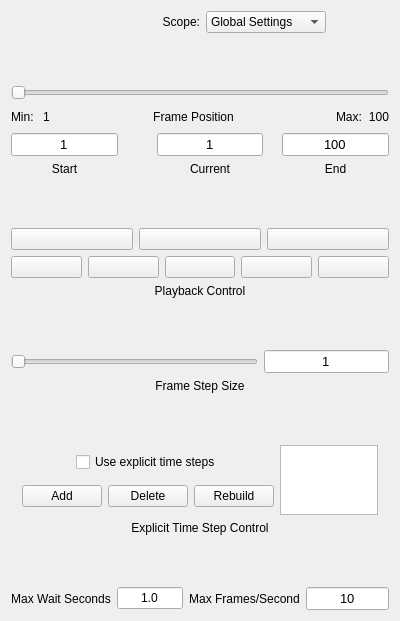
Before: the Qt Designer form apps/vaporgui/guis/ui/animationtab.ui in yyr/vapor, drawn with Qt 5.
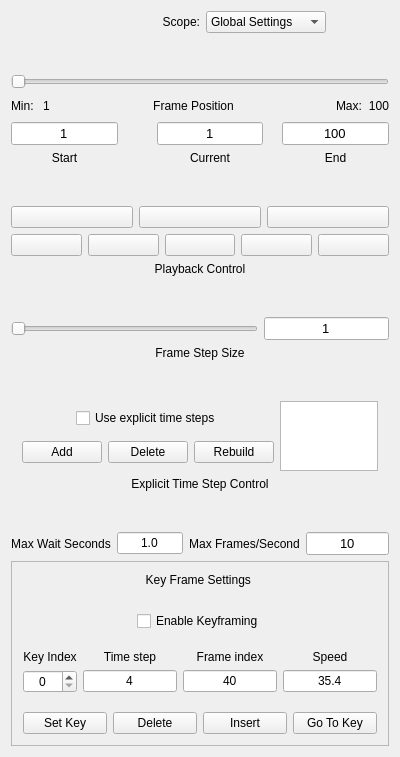
After: the same form once the commit is applied. Icons and pictures are not drawn.

Commit message: Initial gui for animation control

Diff of the .ui file:
```diff
--- a/apps/vaporgui/guis/ui/animationtab.ui
+++ b/apps/vaporgui/guis/ui/animationtab.ui
@@ -7,7 +7,7 @@
     <x>0</x>
     <y>0</y>
     <width>400</width>
-    <height>621</height>
+    <height>757</height>
    </rect>
   </property>
   <property name="sizePolicy">
@@ -41,9 +41,9 @@
 and replaying of sequences of
 time steps is also controlled here.</string>
   </property>
-  <layout class="QHBoxLayout" name="horizontalLayout_2">
+  <layout class="QHBoxLayout" name="horizontalLayout_5">
    <item>
-    <layout class="QVBoxLayout" name="verticalLayout">
+    <layout class="QVBoxLayout" name="verticalLayout_2">
      <item>
       <layout class="QHBoxLayout">
        <item>
@@ -970,6 +970,310 @@
        </item>
       </layout>
      </item>
+     <item>
+      <widget class="QFrame" name="frame">
+       <property name="frameShape">
+        <enum>QFrame::StyledPanel</enum>
+       </property>
+       <property name="frameShadow">
+        <enum>QFrame::Plain</enum>
+       </property>
+       <property name="lineWidth">
+        <number>0</number>
+       </property>
+       <layout class="QHBoxLayout" name="horizontalLayout_2">
+        <item>
+         <layout class="QVBoxLayout" name="verticalLayout">
+          <item>
+           <widget class="QLabel" name="label">
+            <property name="text">
+             <string>Key Frame Settings </string>
+            </property>
+            <property name="alignment">
+             <set>Qt::AlignCenter</set>
+            </property>
+           </widget>
+          </item>
+          <item>
+           <spacer name="verticalSpacer_2">
+            <property name="orientation">
+             <enum>Qt::Vertical</enum>
+            </property>
+            <property name="sizeHint" stdset="0">
+             <size>
+              <width>20</width>
+              <height>18</height>
+             </size>
+            </property>
+           </spacer>
+          </item>
+          <item>
+           <layout class="QHBoxLayout" name="horizontalLayout_4">
+            <item>
+             <spacer name="horizontalSpacer">
+              <property name="orientation">
+               <enum>Qt::Horizontal</enum>
+              </property>
+              <property name="sizeHint" stdset="0">
+               <size>
+                <width>40</width>
+                <height>20</height>
+               </size>
+              </property>
+             </spacer>
+            </item>
+            <item>
+             <widget class="QCheckBox" name="enableKeyframeCheckBox">
+              <property name="toolTip">
+               <string>Check this to use the keyframing specified in this panel. Otherwise the viewpoint is constant.</string>
+              </property>
+              <property name="text">
+               <string>Enable Keyframing</string>
+              </property>
+             </widget>
+            </item>
+            <item>
+             <spacer name="horizontalSpacer_2">
+              <property name="orientation">
+               <enum>Qt::Horizontal</enum>
+              </property>
+              <property name="sizeHint" stdset="0">
+               <size>
+                <width>40</width>
+                <height>20</height>
+               </size>
+              </property>
+             </spacer>
+            </item>
+           </layout>
+          </item>
+          <item>
+           <spacer name="verticalSpacer_3">
+            <property name="orientation">
+             <enum>Qt::Vertical</enum>
+            </property>
+            <property name="sizeHint" stdset="0">
+             <size>
+              <width>20</width>
+              <height>13</height>
+             </size>
+            </property>
+           </spacer>
+          </item>
+          <item>
+           <layout class="QGridLayout" name="gridLayout">
+            <item row="0" column="0">
+             <widget class="QLabel" name="label_2">
+              <property name="toolTip">
+               <string>Specify the index of the current key frame</string>
+              </property>
+              <property name="whatsThis">
+               <string>The key frame index indicates which key frame is currently being edited</string>
+              </property>
+              <property name="text">
+               <string>Key Index</string>
+              </property>
+              <property name="alignment">
+               <set>Qt::AlignCenter</set>
+              </property>
+             </widget>
+            </item>
+            <item row="0" column="1">
+             <widget class="QLabel" name="label_3">
+              <property name="toolTip">
+               <string>The time step of the data that is used at this key frame</string>
+              </property>
+              <property name="whatsThis">
+               <string>The data time steps are linearly interpolated between key frames.  For more precise control, insert more key frames.</string>
+              </property>
+              <property name="text">
+               <string>Time step</string>
+              </property>
+              <property name="alignment">
+               <set>Qt::AlignCenter</set>
+              </property>
+             </widget>
+            </item>
+            <item row="0" column="2">
+             <widget class="QLabel" name="label_4">
+              <property name="toolTip">
+               <string>The frame index associated with the current key frame</string>
+              </property>
+              <property name="whatsThis">
+               <string>&lt;!DOCTYPE HTML PUBLIC &quot;-//W3C//DTD HTML 4.0//EN&quot; &quot;http://www.w3.org/TR/REC-html40/strict.dtd&quot;&gt;
+&lt;html&gt;&lt;head&gt;&lt;meta name=&quot;qrichtext&quot; content=&quot;1&quot; /&gt;&lt;style type=&quot;text/css&quot;&gt;
+p, li { white-space: pre-wrap; }
+&lt;/style&gt;&lt;/head&gt;&lt;body style=&quot; font-family:'MS Shell Dlg 2'; font-size:8.25pt; font-weight:400; font-style:normal;&quot;&gt;
+&lt;p style=&quot; margin-top:0px; margin-bottom:0px; margin-left:0px; margin-right:0px; -qt-block-indent:0; text-indent:0px;&quot;&gt;&lt;span style=&quot; font-size:8pt;&quot;&gt;The frame index can only be edited if the camera is not moving.  Otherwise, the frame index is a consequence of the speed.  The number of frames is chosen so as to result in a camera speed as close as possible to the specified speed.&lt;/span&gt;&lt;/p&gt;&lt;/body&gt;&lt;/html&gt;</string>
+              </property>
+              <property name="text">
+               <string>Frame index</string>
+              </property>
+              <property name="alignment">
+               <set>Qt::AlignCenter</set>
+              </property>
+             </widget>
+            </item>
+            <item row="0" column="3">
+             <widget class="QLabel" name="label_5">
+              <property name="toolTip">
+               <string>Speed indicates the speed of the camera motion in user coordinates.  Units are distance per frame.</string>
+              </property>
+              <property name="whatsThis">
+               <string>Camera speed should normally be a nonzero constant except when the camera is stationary.  When two adjacent keyframes use the same camera position then the speed must be zero at both keyframes.</string>
+              </property>
+              <property name="text">
+               <string>Speed</string>
+              </property>
+              <property name="alignment">
+               <set>Qt::AlignCenter</set>
+              </property>
+             </widget>
+            </item>
+            <item row="1" column="0">
+             <widget class="QSpinBox" name="keyIndexSpin">
+              <property name="minimumSize">
+               <size>
+                <width>52</width>
+                <height>0</height>
+               </size>
+              </property>
+              <property name="toolTip">
+               <string>Specify the index of the current key frame</string>
+              </property>
+              <property name="whatsThis">
+               <string>The key frame index indicates which key frame is currently being edited</string>
+              </property>
+              <property name="alignment">
+               <set>Qt::AlignCenter</set>
+              </property>
+             </widget>
+            </item>
+            <item row="1" column="1">
+             <widget class="QLineEdit" name="keyTimestepEdit">
+              <property name="toolTip">
+               <string>The time step of the data that is used at this key frame</string>
+              </property>
+              <property name="whatsThis">
+               <string>The data time steps are linearly interpolated between key frames.  For more precise control, insert more key frames.</string>
+              </property>
+              <property name="text">
+               <string>4</string>
+              </property>
+              <property name="alignment">
+               <set>Qt::AlignCenter</set>
+              </property>
+             </widget>
+            </item>
+            <item row="1" column="2">
+             <widget class="QLineEdit" name="framenumEdit">
+              <property name="toolTip">
+               <string>The frame index associated with the current key frame</string>
+              </property>
+              <property name="whatsThis">
+               <string>&lt;!DOCTYPE HTML PUBLIC &quot;-//W3C//DTD HTML 4.0//EN&quot; &quot;http://www.w3.org/TR/REC-html40/strict.dtd&quot;&gt;
+&lt;html&gt;&lt;head&gt;&lt;meta name=&quot;qrichtext&quot; content=&quot;1&quot; /&gt;&lt;style type=&quot;text/css&quot;&gt;
+p, li { white-space: pre-wrap; }
+&lt;/style&gt;&lt;/head&gt;&lt;body style=&quot; font-family:'MS Shell Dlg 2'; font-size:8.25pt; font-weight:400; font-style:normal;&quot;&gt;
+&lt;p style=&quot; margin-top:0px; margin-bottom:0px; margin-left:0px; margin-right:0px; -qt-block-indent:0; text-indent:0px;&quot;&gt;&lt;span style=&quot; font-size:8pt;&quot;&gt;The frame index can only be edited if the camera is not moving.  Otherwise, the frame index is a consequence of the speed.  The number of frames is chosen so as to result in a camera speed as close as possible to the specified speed.&lt;/span&gt;&lt;/p&gt;&lt;/body&gt;&lt;/html&gt;</string>
+              </property>
+              <property name="text">
+               <string>40</string>
+              </property>
+              <property name="alignment">
+               <set>Qt::AlignCenter</set>
+              </property>
+             </widget>
+            </item>
+            <item row="1" column="3">
+             <widget class="QLineEdit" name="speedEdit">
+              <property name="toolTip">
+               <string>Speed indicates the speed of the camera motion in user coordinates.  Units are distance per frame.</string>
+              </property>
+              <property name="whatsThis">
+               <string>Camera speed should normally be a nonzero constant except when the camera is stationary.  When two adjacent keyframes use the same camera position then the speed must be zero at both keyframes.</string>
+              </property>
+              <property name="text">
+               <string>35.4</string>
+              </property>
+              <property name="alignment">
+               <set>Qt::AlignCenter</set>
+              </property>
+             </widget>
+            </item>
+           </layout>
+          </item>
+          <item>
+           <spacer name="verticalSpacer">
+            <property name="orientation">
+             <enum>Qt::Vertical</enum>
+            </property>
+            <property name="sizeHint" stdset="0">
+             <size>
+              <width>20</width>
+              <height>13</height>
+             </size>
+            </property>
+           </spacer>
+          </item>
+          <item>
+           <layout class="QHBoxLayout" name="horizontalLayout_3">
+            <item>
+             <widget class="QPushButton" name="setKeyButton">
+              <property name="toolTip">
+               <string>Set the viewpoint and time step of the current keyframe to the current values being used in the visualizer</string>
+              </property>
+              <property name="whatsThis">
+               <string>To specify the viewpoint and/or the time step at a key frame, set the current time step and viewpoint in the GUI, then click this button.</string>
+              </property>
+              <property name="text">
+               <string>Set Key</string>
+              </property>
+             </widget>
+            </item>
+            <item>
+             <widget class="QPushButton" name="deleteButton">
+              <property name="toolTip">
+               <string>Delete the current key frame</string>
+              </property>
+              <property name="whatsThis">
+               <string>When a key frame is deleted, the animation interpolates between the keyframes before and after the deleted frame.</string>
+              </property>
+              <property name="text">
+               <string>Delete</string>
+              </property>
+             </widget>
+            </item>
+            <item>
+             <widget class="QPushButton" name="insertButton">
+              <property name="toolTip">
+               <string>Insert a key frame after the current key frame, using the current viewpoint and time step.</string>
+              </property>
+              <property name="whatsThis">
+               <string>When a new key frame is inserted the speed will be the maximum of the speeds of the previous and next frame.</string>
+              </property>
+              <property name="text">
+               <string>Insert</string>
+              </property>
+             </widget>
+            </item>
+            <item>
+             <widget class="QPushButton" name="gotoButton">
+              <property name="toolTip">
+               <string>Set the current viewpoint and time step to be the same as is specified in the current key frame.</string>
+              </property>
+              <property name="text">
+               <string>Go To Key</string>
+              </property>
+             </widget>
+            </item>
+           </layout>
+          </item>
+         </layout>
+        </item>
+       </layout>
+      </widget>
+     </item>
     </layout>
    </item>
   </layout>
```
The commit also changes 3 other files.
